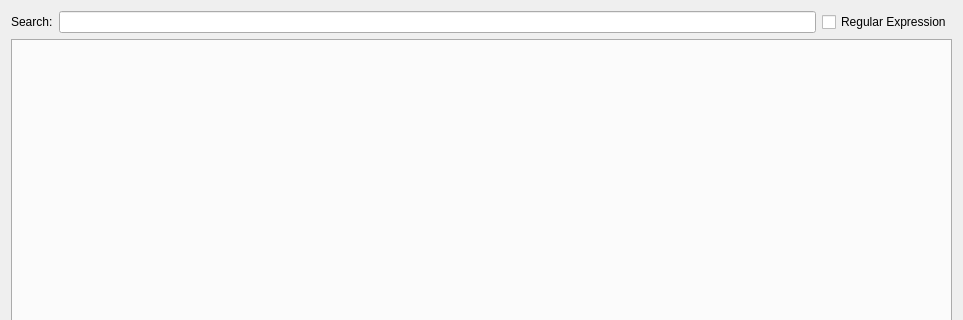
First picture: the form in src/modeldialog/modeldialog.ui, repository GAMS-dev/studio, before the edit; both pictures show x 0 to 963 and y 0 to 320 of the 963 by 539 pixel window.
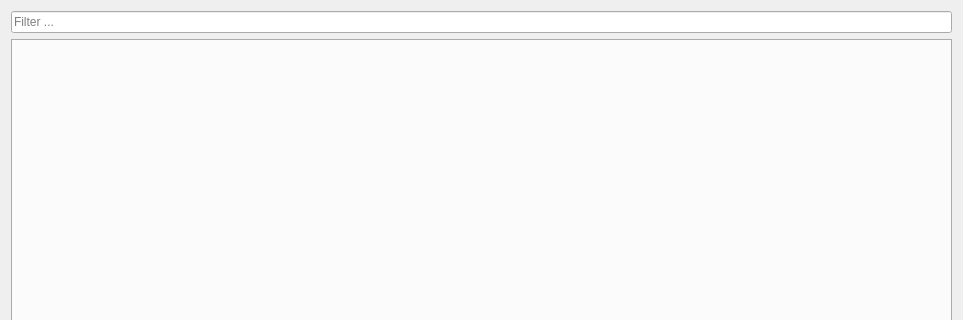
Second picture: the form after the edit. Custom widgets are drawn as their Qt base class.

Commit message: Added FilterLineEdit to ModelDialog, fixed minimum size, fixed text and buttons overlapping

Patch:
```diff
--- a/src/modeldialog/modeldialog.ui
+++ b/src/modeldialog/modeldialog.ui
@@ -17,29 +17,12 @@
    <item>
     <layout class="QHBoxLayout" name="horizontalLayout">
      <item>
-      <widget class="QLabel" name="label">
-       <property name="text">
-        <string>Search:</string>
-       </property>
-      </widget>
-     </item>
-     <item>
-      <widget class="QLineEdit" name="lineEdit">
+      <widget class="gams::studio::FilterLineEdit" name="lineEdit">
        <property name="toolTip">
         <string>&lt;html&gt;&lt;head/&gt;&lt;body&gt;&lt;p&gt;Search simultaneously in all tabs using &lt;span style=&quot; font-weight:600;&quot;&gt;wildcard&lt;/span&gt; syntax.&lt;/p&gt;&lt;p&gt;Checking/unchecking the &lt;span style=&quot; font-weight:600;&quot;&gt;Regular Expression &lt;/span&gt;checkbox toggles the used search format between &lt;span style=&quot; font-weight:600;&quot;&gt;wildcard&lt;/span&gt; and &lt;span style=&quot; font-weight:600;&quot;&gt;regular expression&lt;/span&gt;.&lt;/p&gt;&lt;/body&gt;&lt;/html&gt;</string>
        </property>
-       <property name="clearButtonEnabled">
-        <bool>true</bool>
-       </property>
-      </widget>
-     </item>
-     <item>
-      <widget class="QCheckBox" name="cbRegEx">
-       <property name="toolTip">
-        <string>&lt;html&gt;&lt;head/&gt;&lt;body&gt;&lt;p&gt;Toggles between &lt;span style=&quot; font-weight:600;&quot;&gt;wildcard&lt;/span&gt; and&lt;span style=&quot; font-weight:600;&quot;&gt; regular expression&lt;/span&gt; syntax&lt;/p&gt;&lt;/body&gt;&lt;/html&gt;</string>
-       </property>
-       <property name="text">
-        <string>Regular Expression</string>
+       <property name="placeholderText">
+        <string>Filter ...</string>
        </property>
       </widget>
      </item>
@@ -113,6 +96,13 @@
    </item>
   </layout>
  </widget>
+ <customwidgets>
+  <customwidget>
+   <class>gams::studio::FilterLineEdit</class>
+   <extends>QLineEdit</extends>
+   <header>filterlineedit.h</header>
+  </customwidget>
+ </customwidgets>
  <resources/>
  <connections/>
 </ui>
```
The commit also changes 11 other files.
